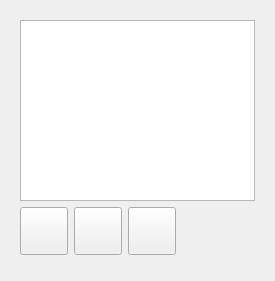
zpphigh/STK, file Libs/SlicerExt/stkRoutePlanningWidget.ui: the form before one commit.
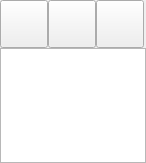
The form after the commit. Icons and pictures are not drawn. Custom widgets are drawn as their Qt base class.

Patch:
```diff
--- a/Libs/SlicerExt/stkRoutePlanningWidget.ui
+++ b/Libs/SlicerExt/stkRoutePlanningWidget.ui
@@ -6,27 +6,27 @@
    <rect>
     <x>0</x>
     <y>0</y>
-    <width>275</width>
-    <height>281</height>
+    <width>146</width>
+    <height>163</height>
    </rect>
   </property>
   <property name="windowTitle">
    <string>Form</string>
   </property>
   <layout class="QVBoxLayout" name="verticalLayout">
-   <item>
-    <widget class="ctkCollapsibleButton" name="CTKCollapsibleButton" native="true">
-     <property name="text" stdset="0">
-      <string>Display</string>
-     </property>
-     <layout class="QVBoxLayout" name="verticalLayout_2">
-      <item>
-       <widget class="QTableWidget" name="probeTable"/>
-      </item>
+   <property name="spacing">
+    <number>0</number>
+   </property>
+   <property name="margin">
+    <number>0</number>
+   </property>
       <item>
        <layout class="QHBoxLayout" name="horizontalLayout">
+     <property name="spacing">
+      <number>0</number>
+     </property>
         <property name="bottomMargin">
-         <number>6</number>
+      <number>0</number>
         </property>
         <item>
          <widget class="QToolButton" name="addProbeButton">
@@ -154,8 +154,21 @@
         </item>
        </layout>
       </item>
-     </layout>
-    </widget>
+   <item>
+    <widget class="QTableWidget" name="probeTable"/>
+   </item>
+   <item>
+    <spacer name="verticalSpacer">
+     <property name="orientation">
+      <enum>Qt::Vertical</enum>
+     </property>
+     <property name="sizeHint" stdset="0">
+      <size>
+       <width>20</width>
+       <height>0</height>
+      </size>
+     </property>
+    </spacer>
    </item>
   </layout>
  </widget>
@@ -166,12 +179,6 @@
    <header>qSlicerWidget.h</header>
    <container>1</container>
   </customwidget>
-  <customwidget>
-   <class>ctkCollapsibleButton</class>
-   <extends>QWidget</extends>
-   <header>ctkCollapsibleButton.h</header>
-   <container>1</container>
-  </customwidget>
  </customwidgets>
  <resources>
   <include location="Resources/stkSlicerExt.qrc"/>
```
Lines whose indentation alone changed are shown as unchanged.
